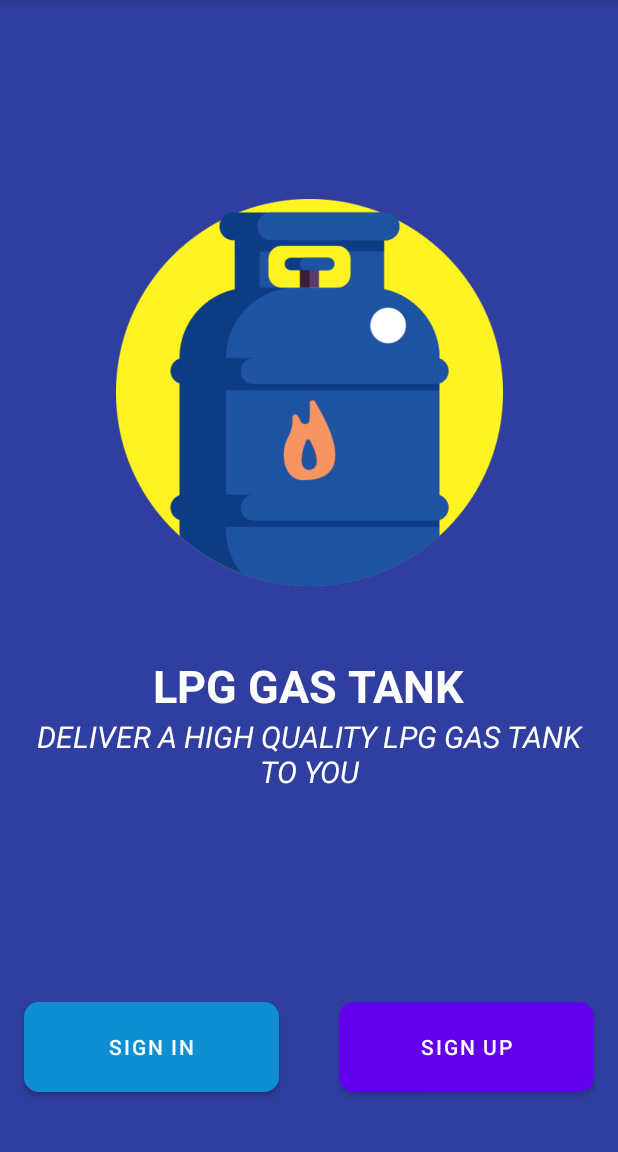
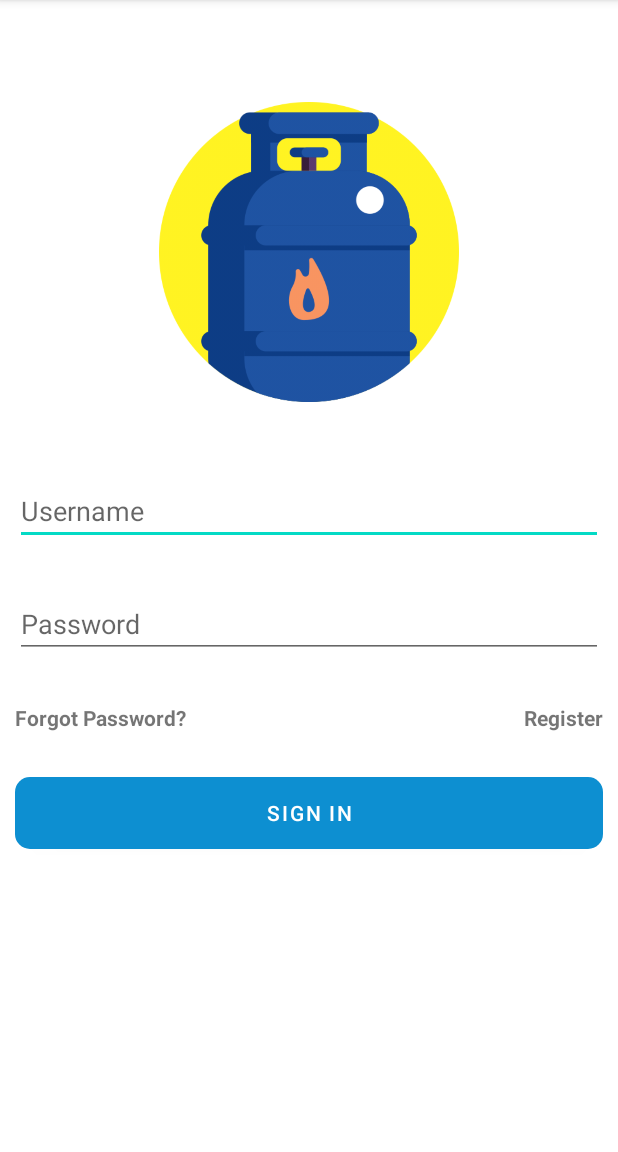
Before and after one commit to NorsyasyaMN/Gas4U_app, an Android app: the screen it shows after launch once a user with an empty profile is signed in (WelcomeActivity before the commit, SignInActivity after it), after a tap on "SIGN IN", on a phone screen of 412 x 824 dp, the part 84-1236 px from its top. Run offline under Robolectric (Android 15) with nearby library versions, the phone set to English and light mode, and no system bars; our stand-ins replace Firebase (no records; nobody signed in at launch, a user with empty details on screens opened directly).

Commit message:
commit by syasya

```diff
--- /dev/null
+++ b/app/src/main/java/com/example/gas4u/SignInActivity.java
@@ -0,0 +1,85 @@
+package com.example.gas4u;
+
+import androidx.annotation.NonNull;
+import androidx.appcompat.app.AppCompatActivity;
+
+import android.annotation.SuppressLint;
+import android.os.Bundle;
+import android.util.Patterns;
+import android.view.View;
+import android.widget.EditText;
+import android.widget.ProgressBar;
+import android.widget.TextView;
+import android.widget.Toast;
+
+import com.google.android.gms.tasks.OnCompleteListener;
+import com.google.android.gms.tasks.Task;
+import com.google.firebase.auth.AuthResult;
+import com.google.firebase.auth.FirebaseAuth;
+
+public class SignInActivity extends AppCompatActivity {
+
+    EditText editTextUserName, editTextPassword;
+    TextView textViewForgotPassword, textViewRegister;
+    ProgressBar progressBar;
+
+    FirebaseAuth mAuth;
+
+    @SuppressLint("MissingInflatedId")
+    @Override
+    protected void onCreate(Bundle savedInstanceState) {
+        super.onCreate(savedInstanceState);
+        setContentView(R.layout.activity_sign_in);
+
+        editTextUserName = (EditText) findViewById(R.id.editTextSignInUserName);
+        editTextPassword = (EditText) findViewById(R.id.editTextSignInPassword);
+
+        textViewForgotPassword = (TextView) findViewById(R.id.txtSignInForgotPassword);
+        textViewRegister = (TextView) findViewById(R.id.txtSignInRegister);
+
+        progressBar = (ProgressBar) findViewById(R.id.progressBarSignIn);
+        mAuth = FirebaseAuth.getInstance();
+
+    }
+
+    public void textSignInForgotPasswordClicked(View v){
+
+    }
+    public void textSignInRegisterClicked(View v){
+
+    }
+    public void buttonSignInScrSignInClicked(View v) {
+
+        String userName = editTextUserName.getText().toString().trim();
+        String password = editTextPassword.getText().toString().trim();
+
+        if (!Patterns.EMAIL_ADDRESS.matcher(userName).matches()) {
+            editTextUserName.setError("Please Enter a Valid Email");
+            editTextUserName.requestFocus();
+        }
+
+        if (editTextPassword.length() < 6) {
+            editTextPassword.setError("Please Enter Password containing at least 6 characters");
+            editTextPassword.requestFocus();
+        }
+
+        progressBar.setVisibility(View.GONE);
+
+        mAuth.signInWithEmailAndPassword(userName, password).addOnCompleteListener(new OnCompleteListener<AuthResult>() {
+            @Override
+            public void onComplete(@NonNull Task<AuthResult> task) {
+                if(task.isSuccessful()){
+                    progressBar.setVisibility(View.GONE);
+                    Toast.makeText(SignInActivity.this, "User is Successfully Signed In", Toast.LENGTH_LONG).show();
+            }
+                else{
+                    progressBar.setVisibility(View.GONE);
+                    Toast.makeText(SignInActivity.this, "User is Failed to Signed In", Toast.LENGTH_LONG).show();
+                }
+        }
+    });
+    }
+
+
+
+}
--- a/app/src/main/java/com/example/gas4u/SignUpActivity.java
+++ b/app/src/main/java/com/example/gas4u/SignUpActivity.java
@@ -51,7 +51,7 @@ public class SignUpActivity extends AppCompatActivity {
             editTextUsername.requestFocus();
         }
         if (txtPassword.isEmpty() || txtPassword.length() < 6){
-            editTextPassword.setError("Please Enter Password Containing atleast six characters");
+            editTextPassword.setError("Please Enter Password Containing at least 6 characters");
             editTextPassword.requestFocus();
         }
         if (txtPhoneNo.isEmpty()){
--- a/app/src/main/java/com/example/gas4u/WelcomeActivity.java
+++ b/app/src/main/java/com/example/gas4u/WelcomeActivity.java
@@ -57,5 +57,7 @@ public class WelcomeActivity extends AppCompatActivity {
 
     public void OnButtonSignInClicked(View view){
 
+        Intent intent = new Intent(WelcomeActivity.this,SignInActivity.class);
+        startActivity(intent);
     }
 }
--- /dev/null
+++ b/app/src/main/res/layout/activity_sign_in.xml
@@ -0,0 +1,97 @@
+<?xml version="1.0" encoding="utf-8"?>
+<androidx.constraintlayout.widget.ConstraintLayout xmlns:android="http://schemas.android.com/apk/res/android"
+    xmlns:app="http://schemas.android.com/apk/res-auto"
+    xmlns:tools="http://schemas.android.com/tools"
+    android:layout_width="match_parent"
+    android:layout_height="match_parent"
+    tools:context=".SignInActivity">
+
+    <ImageView
+        android:id="@+id/imageView3"
+        android:layout_width="0dp"
+        android:layout_height="200dp"
+        app:layout_constraintBottom_toBottomOf="parent"
+        app:layout_constraintEnd_toEndOf="parent"
+        app:layout_constraintStart_toStartOf="parent"
+        app:layout_constraintTop_toTopOf="parent"
+        app:layout_constraintVertical_bias="0.120000005"
+        app:srcCompat="@drawable/gas" />
+
+    <EditText
+        android:id="@+id/editTextSignInUserName"
+        android:layout_width="0dp"
+        android:layout_height="wrap_content"
+        android:layout_marginStart="10dp"
+        android:layout_marginTop="50dp"
+        android:layout_marginEnd="10dp"
+        android:ems="10"
+        android:hint="Username"
+        android:inputType="textPersonName"
+        app:layout_constraintEnd_toEndOf="parent"
+        app:layout_constraintStart_toStartOf="parent"
+        app:layout_constraintTop_toBottomOf="@+id/imageView3" />
+
+    <EditText
+        android:id="@+id/editTextSignInPassword"
+        android:layout_width="0dp"
+        android:layout_height="wrap_content"
+        android:layout_marginStart="10dp"
+        android:layout_marginTop="30dp"
+        android:layout_marginEnd="10dp"
+        android:ems="10"
+        android:hint="Password"
+        android:inputType="textPersonName"
+        app:layout_constraintEnd_toEndOf="parent"
+        app:layout_constraintStart_toStartOf="parent"
+        app:layout_constraintTop_toBottomOf="@+id/editTextSignInUserName" />
+
+    <TextView
+        android:id="@+id/txtSignInForgotPassword"
+        android:layout_width="wrap_content"
+        android:layout_height="wrap_content"
+        android:layout_marginStart="10dp"
+        android:layout_marginTop="30dp"
+        android:text="Forgot Password?"
+        android:onClick="textSignInForgotPasswordClicked"
+        android:textStyle="bold"
+        app:layout_constraintStart_toStartOf="parent"
+        app:layout_constraintTop_toBottomOf="@+id/editTextSignInPassword" />
+
+    <TextView
+        android:id="@+id/txtSignInRegister"
+        android:layout_width="wrap_content"
+        android:layout_height="wrap_content"
+        android:layout_marginTop="30dp"
+        android:layout_marginEnd="10dp"
+        android:text="Register"
+        android:onClick="textSignInRegisterClicked"
+        android:textStyle="bold"
+        app:layout_constraintEnd_toEndOf="parent"
+        app:layout_constraintTop_toBottomOf="@+id/editTextSignInPassword" />
+
+    <Button
+        android:id="@+id/button4"
+        android:layout_width="0dp"
+        android:layout_height="wrap_content"
+        android:layout_marginStart="10dp"
+        android:layout_marginTop="30dp"
+        android:layout_marginEnd="10dp"
+        android:text="Sign In"
+        android:onClick="buttonSignInScrSignInClicked"
+        android:background="@drawable/button_sign_in"
+        app:backgroundTint="@null"
+        app:layout_constraintEnd_toEndOf="parent"
+        app:layout_constraintStart_toStartOf="parent"
+        app:layout_constraintTop_toBottomOf="@+id/txtSignInForgotPassword" />
+
+    <ProgressBar
+        android:id="@+id/progressBarSignIn"
+        style="?android:attr/progressBarStyle"
+        android:layout_width="wrap_content"
+        android:layout_height="wrap_content"
+        app:layout_constraintBottom_toBottomOf="parent"
+        app:layout_constraintEnd_toEndOf="parent"
+        app:layout_constraintStart_toStartOf="parent"
+        app:layout_constraintTop_toTopOf="parent"
+        android:visibility="gone"/>
+</androidx.constraintlayout.widget.ConstraintLayout>
```
Also changed, not shown: app/src/main/AndroidManifest.xml (+14 -0 lines), app/src/main/java/com/example/gas4u/ForgotPasswordActivity.java (added, +14 -0 lines), app/src/main/res/layout/activity_forgot_password.xml (added, +20 -0 lines).
